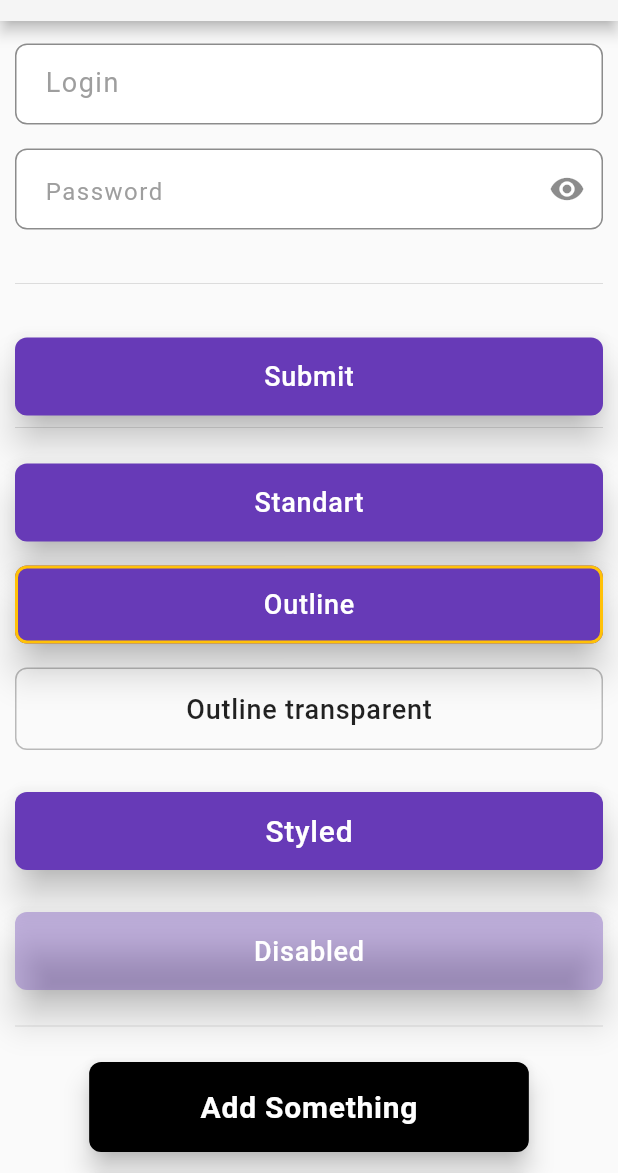
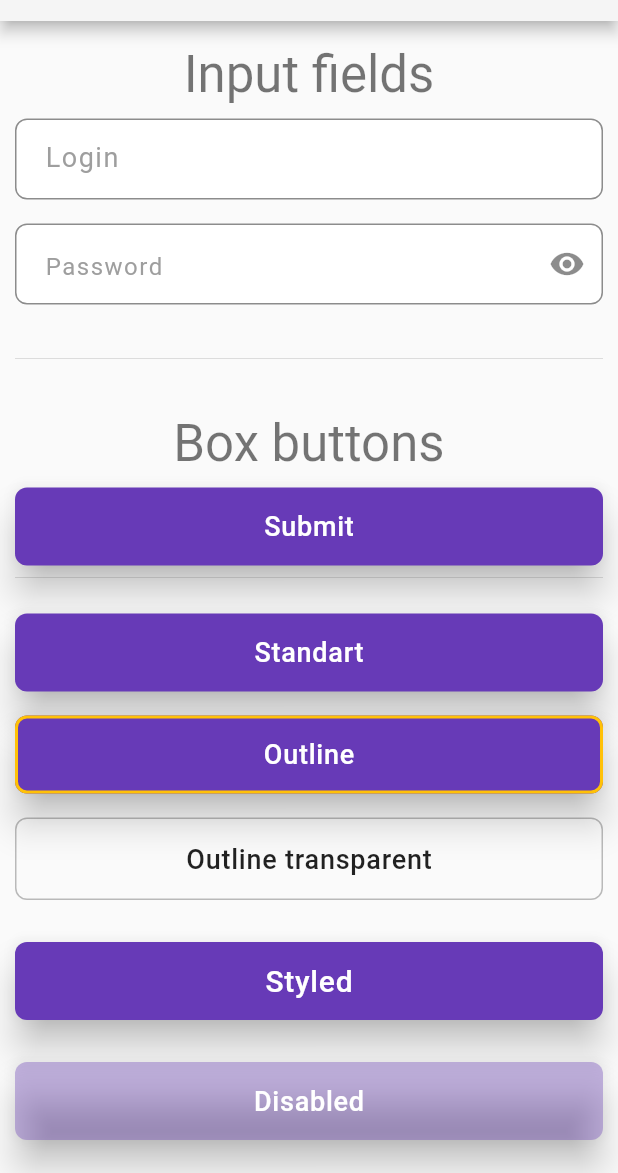
Before and after one commit to f0cuSsss/flutter_focUI_package, a Flutter app: the screen it shows after launch, on a phone screen of 412 x 824 dp, the part 63-1236 px from its top. Run offline on Flutter 3.47's test engine with Material 2 defaults, Android fonts, the phone set to English and light mode, and no system bars.

Commit message:
widgets example

```diff
--- a/example/lib/ui/screens/widget_list_screen.dart
+++ b/example/lib/ui/screens/widget_list_screen.dart
@@ -13,6 +13,9 @@ class _WidgetListScreenState extends State<WidgetListScreen> {
   final _loginController = TextEditingController();
   final _passwordController = TextEditingController();
   bool hidePassword = true;
+
+  bool checkboxValue1 = false;
+  bool checkboxValue2 = false;
 
   final _formKey = GlobalKey<FormState>();
 
@@ -60,6 +63,8 @@ class _WidgetListScreenState extends State<WidgetListScreen> {
                 // Input fields
                 Column(
                   children: [
+                    fText.heading4('Input fields', context: context),
+                    hSpaceSmall,
                     fInputField(
                       controller: _loginController,
                       placeholder: 'Login',
@@ -99,6 +104,8 @@ class _WidgetListScreenState extends State<WidgetListScreen> {
                 // Buttons
                 Column(
                   children: [
+                    fText.heading4('Box buttons', context: context),
+                    hSpaceSmall,
                     fBoxButton(
                       title: 'Submit',
                       focusNode: _btnFocus,
@@ -238,7 +245,7 @@ class _WidgetListScreenState extends State<WidgetListScreen> {
                 // Menu buttons
                 Column(
                   children: [
-                    fText.heading4('Menu', context: context),
+                    fText.heading4('Menu buttons', context: context),
                     hSpaceRegular,
                     fNeoMenuButton(
                       title: 'Profile',
@@ -277,6 +284,8 @@ class _WidgetListScreenState extends State<WidgetListScreen> {
                 // Oval buttons
                 Column(
                   children: [
+                    fText.heading4('Oval buttons', context: context),
+                    hSpaceSmall,
                     fOvalButton(
                       title: 'Text',
                       onTapped: () {},
@@ -316,6 +325,8 @@ class _WidgetListScreenState extends State<WidgetListScreen> {
                 // Text
                 Column(
                   children: [
+                    fText.heading4('Text', context: context),
+                    hSpaceSmall,
                     fText.heading1('Heading 1', context: context),
                     fText.heading2('Heading 2', context: context),
                     fText.heading3('Heading 3', context: context),
@@ -342,7 +353,35 @@ class _WidgetListScreenState extends State<WidgetListScreen> {
                     ),
                   ],
                 ),
-                hSpaceRegular,
+                hSpaceMedium,
+                const Divider(),
+                // Checkboxes
+                Column(
+                  children: [
+                    fText.heading4('Checkboxes', context: context),
+                    hSpaceSmall,
+                    fCheckbox(
+                      title: 'Click to check me :) [text don\'t clickable]',
+                      selectedColor: Colors.purpleAccent,
+                      selected: checkboxValue1,
+                      checkHandler: (value) {
+                        setState(() => checkboxValue1 = value!);
+                      },
+                    ),
+                    hSpaceRegular,
+                    fCheckbox(
+                      title: 'Click to check me :) [text clickable]',
+                      selectedColor: Colors.purpleAccent,
+                      selected: checkboxValue2,
+                      clickable: true,
+                      checkHandler: (value) {
+                        setState(() => checkboxValue2 = value!);
+                      },
+                    ),
+                  ],
+                ),
+                hSpaceMedium,
+                const Divider(),
               ],
             ),
           ),
```
